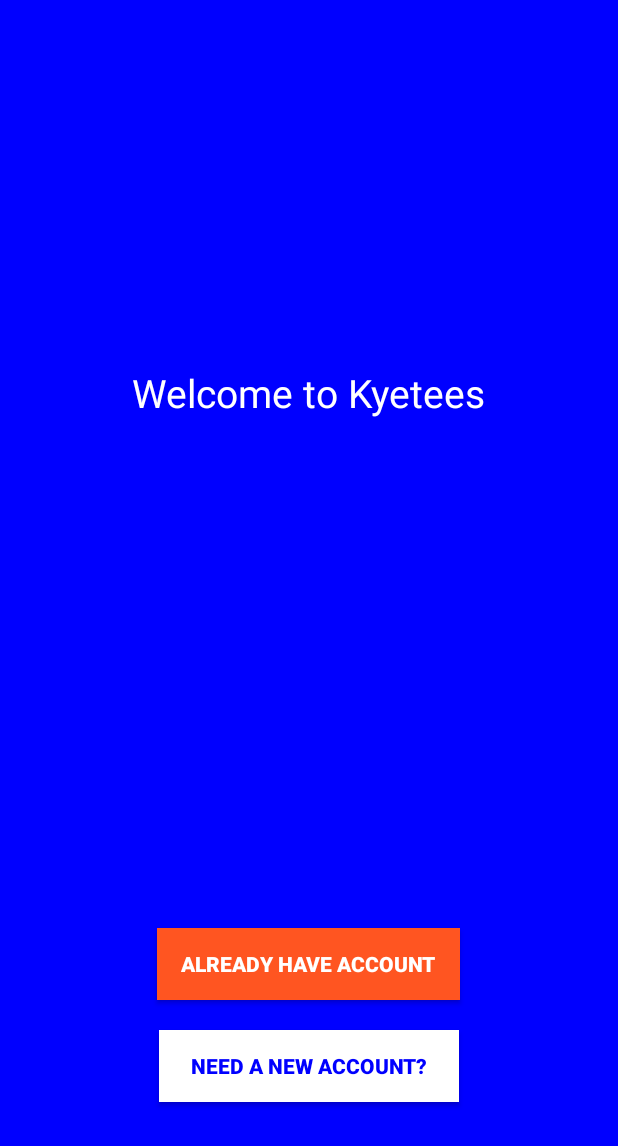
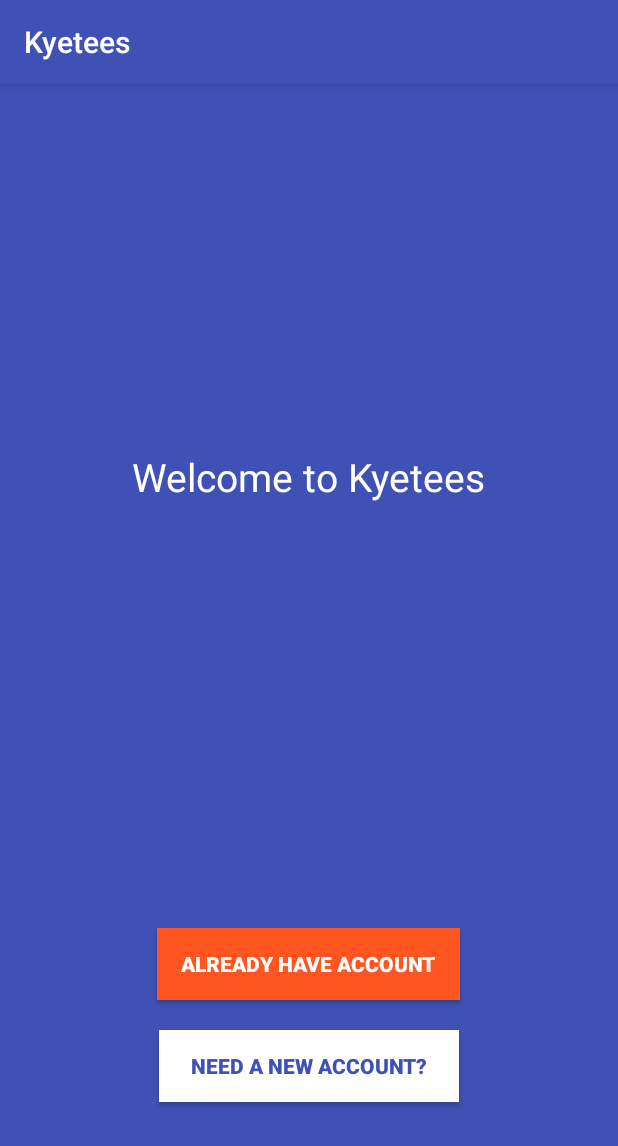
Before and after one commit to cdastagirireddy/Kyetees, an Android app: the screen it shows after launch (StartActivity), on a phone screen of 412 x 824 dp. Shown: the top 1146 px of the screen. Run offline under Robolectric (Android 15) with nearby library versions, the phone set to English and light mode, and no system bars.

Commit message:
Values Directory

```diff
--- a/app/src/main/res/values/colors.xml
+++ b/app/src/main/res/values/colors.xml
@@ -1,6 +1,12 @@
 <?xml version="1.0" encoding="utf-8"?>
 <resources>
-    <color name="colorPrimary">#0000ff</color>
-    <color name="colorPrimaryDark">#000080</color>
+    <color name="colorPrimary">#3F51B5</color>
+    <color name="colorPrimaryDark">#303F9F</color>
     <color name="colorAccent">#ff5521</color>
+
+    <color name="colorWhite">#ffffff</color>
+    <color name="colorWhiteTransparent">#80ffffff</color>
+
+    <color name="white">#ffffff</color>
+    <color name="darkGay">#6c6c6c</color>
 </resources>
--- a/app/src/main/res/values/strings.xml
+++ b/app/src/main/res/values/strings.xml
@@ -8,4 +8,6 @@
     <string name="create_a_new_account">Create a New Account</string>
     <string name="login_to_your_account">Login to your Account</string>
     <string name="your_email">Your Email</string>
+    <string name="open">Open</string>
+    <string name="close">Close</string>
 </resources>
--- a/app/src/main/res/values/styles.xml
+++ b/app/src/main/res/values/styles.xml
@@ -1,7 +1,7 @@
 <resources>
 
     <!-- Base application theme. -->
-    <style name="AppTheme" parent="Theme.AppCompat.Light.NoActionBar">
+    <style name="AppTheme" parent="Theme.AppCompat.Light.DarkActionBar">
         <!-- Customize your theme here. -->
         <item name="colorPrimary">@color/colorPrimary</item>
         <item name="colorPrimaryDark">@color/colorPrimaryDark</item>
```
